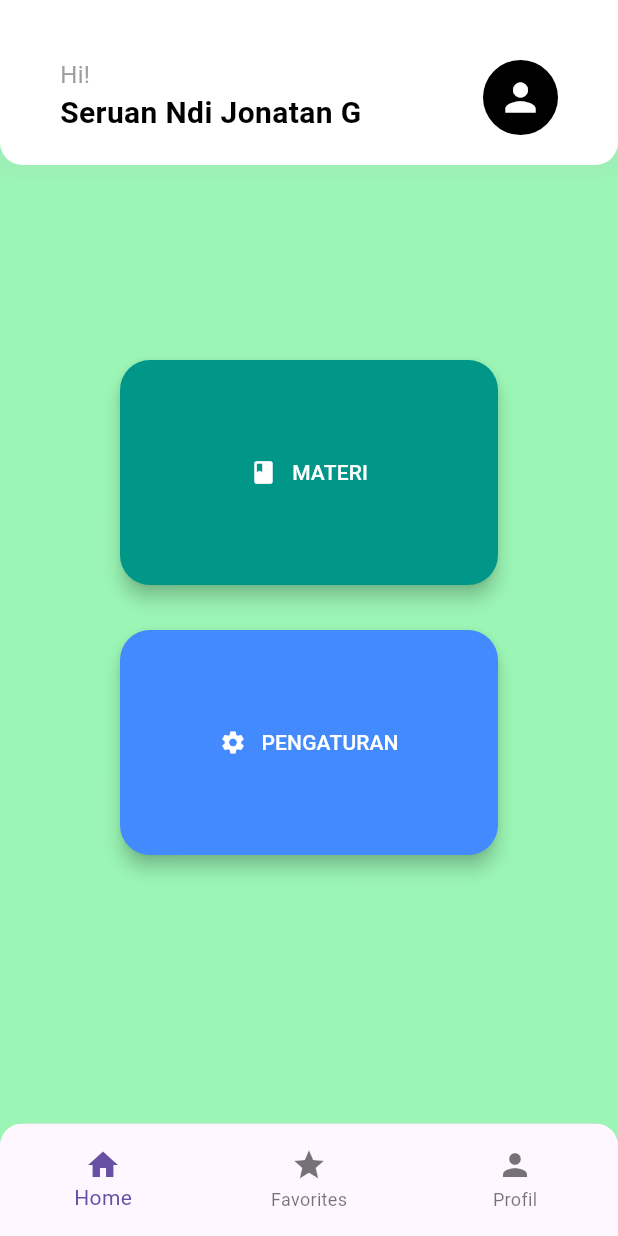
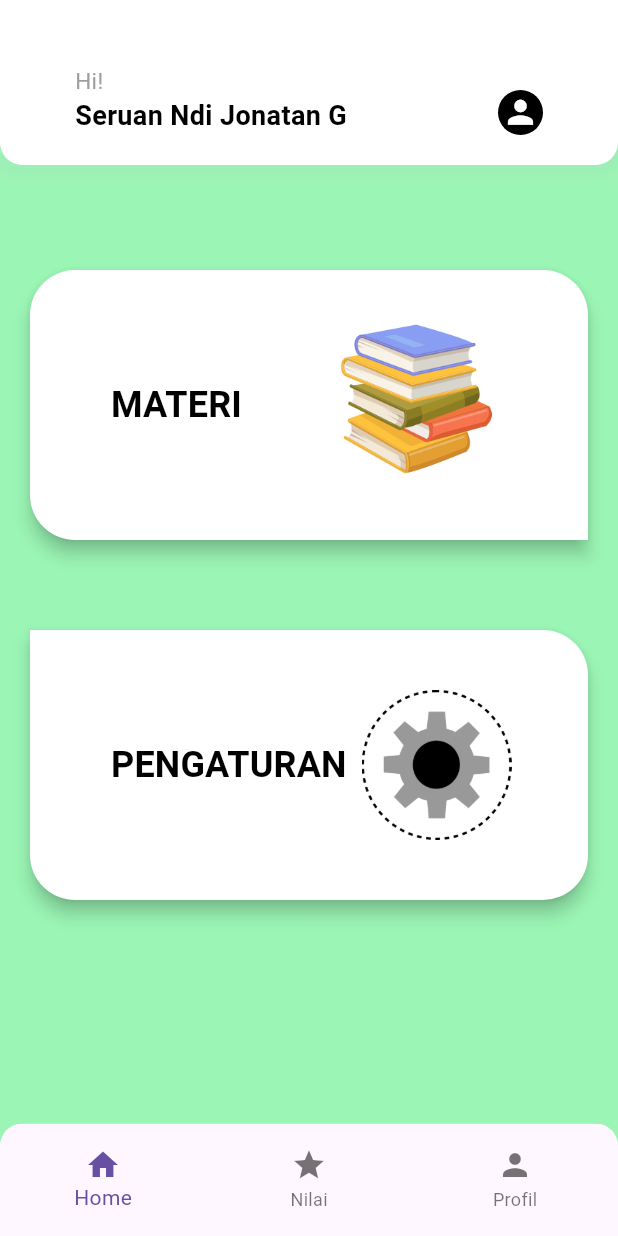
Before and after one commit to Ndi7/Media-Microlearning-Berbasis-Mobile, a Flutter app: the HomePage screen opened by its route, on a phone screen of 412 x 824 dp. Run offline on Flutter 3.47's test engine with Material 3 defaults, Android fonts, the light colour scheme and no system bars.

Commit message:
Done Login and Home Page

```diff
--- a/lib/home_page.dart
+++ b/lib/home_page.dart
@@ -20,7 +20,7 @@ appBar: PreferredSize(
             ],
           ),
           child: Padding(
-      padding: const EdgeInsets.symmetric(horizontal: 40.0, vertical: 20.0), // Tambahkan padding untuk jarak
+            padding: const EdgeInsets.symmetric(horizontal: 50.0, vertical: 20.0), // Kurangi padding
             child: Row(
               mainAxisAlignment: MainAxisAlignment.spaceBetween, // Mengatur elemen kiri dan kanan
               crossAxisAlignment: CrossAxisAlignment.end, // Rata bawah secara vertikal
@@ -32,14 +32,14 @@ appBar: PreferredSize(
                     Text(
                       'Hi!',
                       style: TextStyle(
-                  fontSize: 16, // Ukuran font untuk sapaan
+                        fontSize: 15, // Ukuran font untuk sapaan
                         color: Colors.grey, // Ubah warna teks menjadi abu-abu
                       ),
                     ),
                     Text(
                       'Seruan Ndi Jonatan G',
                       style: TextStyle(
-                  fontSize: 20, // Ukuran font untuk nama
+                        fontSize: 18, // Ukuran font untuk nama
                         fontWeight: FontWeight.bold, // Membuat teks tebal
                         color: Colors.black, // Warna teks hitam
                       ),
@@ -51,11 +51,11 @@ appBar: PreferredSize(
                     // Tambahkan fungsi aksi untuk ikon profil di sini
                   },
                   child: CircleAvatar(
-              radius: 25, // Ukuran lingkaran untuk ikon profil
+                    radius: 15, // Ukuran lingkaran untuk ikon profil
                     backgroundColor: Colors.black, // Warna latar belakang ikon
                     child: Icon(
                       Icons.person,
-                size: 30, // Ukuran ikon profil
+                      size: 25, // Ukuran ikon profil
                       color: Colors.white, // Warna ikon profil
                     ),
                   ),
@@ -65,66 +65,96 @@ appBar: PreferredSize(
           ),
         ),
       ),
-
-
       // Ubah warna latar belakang di sini
       backgroundColor: const Color.fromARGB(255, 155, 246, 181),  // Warna latar belakang hijau
-
       body: Padding(
-        padding: const EdgeInsets.all(80.0),
+        padding: const EdgeInsets.all(20.0), // Kurangi padding
         child: Column(
           children: [
-            SizedBox(height: 50),
+            SizedBox(height: 50), // Atur jarak vertikal lebih proporsional
 
             // Materi Button
             ElevatedButton(
               onPressed: () {
                 // Handle Materi action here
               },
+              child: Padding(
+                padding: EdgeInsets.all(30.0), // Padding keseluruhan di sekitar konten
                 child: Row(
-                mainAxisAlignment: MainAxisAlignment.center,
+                  mainAxisAlignment: MainAxisAlignment.spaceBetween,
                   children: [
-                  Icon(Icons.book, color: Colors.white),
-                  SizedBox(width: 10),
-                  Text('MATERI', style: TextStyle(color: Colors.white)),
+                    Text(
+                      'MATERI', style: TextStyle(color: Colors.black, fontSize: 24, fontWeight: FontWeight.bold, ),
+                    ),
+                    SizedBox(width: 10), // Jarak antara teks dan gambar
+                    Image.asset(
+                      'assets/images/mateributton.png', // Path gambar di folder assets
+                      width: 120, // Ukuran lebar gambar yang lebih wajar
+                      height: 120, // Ukuran tinggi gambar yang lebih wajar
+                      fit: BoxFit.cover, // Menyesuaikan gambar dengan kotaknya
+                    ),
                   ],
                 ),
+              ),
               style: ElevatedButton.styleFrom(
-                minimumSize: Size(double.infinity, 150),
-                backgroundColor: Colors.teal, // Adjusted color
+                minimumSize: Size(double.infinity, 180), // Ukuran tombol
+                backgroundColor: const Color.fromARGB(255, 255, 255, 255), // Warna tombol
                 shape: RoundedRectangleBorder(
-                  borderRadius: BorderRadius.circular(20), // Rounded corners
-                ),
-                elevation: 5, // Subtle shadow effect
+                  borderRadius: BorderRadius.only(
+                    topLeft: Radius.circular(30),  // Radius sudut kiri atas
+                    topRight: Radius.circular(30), // Radius sudut kanan atas
+                    bottomLeft: Radius.circular(30), // Radius sudut kiri bawah
+                    bottomRight: Radius.circular(0), // Radius sudut kanan bawah
                   ),
                 ),
-            SizedBox(height: 30),
+                elevation: 5, // Efek bayangan
+              ),
+            ),
+            SizedBox(height: 60), // Jarak vertikal antara tombol dan elemen lainnya
+
 
             // Pengaturan Button
             ElevatedButton(
               onPressed: () {
-                // Handle Pengaturan action here
+                // Handle Materi action here
               },
+              child: Padding(
+                padding: EdgeInsets.all(30.0), // Padding keseluruhan di sekitar konten
                 child: Row(
-                mainAxisAlignment: MainAxisAlignment.center,
+                  mainAxisAlignment: MainAxisAlignment.spaceBetween,
                   children: [
-                  Icon(Icons.settings, color: Colors.white),
-                  SizedBox(width: 10),
-                  Text('PENGATURAN', style: TextStyle(color: Colors.white)),
-                ],
+                    Text(
+                      'PENGATURAN', style: TextStyle(color: Colors.black, fontSize: 24, fontWeight: FontWeight.bold, ),
                     ),
-              style: ElevatedButton.styleFrom(
-                minimumSize: Size(double.infinity, 150),
-                backgroundColor: Colors.blueAccent, // Adjusted color
-                shape: RoundedRectangleBorder(
-                  borderRadius: BorderRadius.circular(20), // Rounded corners
-                ),
-                elevation: 5, // Subtle shadow effect
-              ),
+                    SizedBox(width: 10), // Jarak antara teks dan gambar
+                    Image.asset(
+                      'assets/images/pengaturanbutton.png', // Path gambar di folder assets
+                      width: 100, // Ukuran lebar gambar yang lebih wajar
+                      height: 100, // Ukuran tinggi gambar yang lebih wajar
+                      fit: BoxFit.cover, // Menyesuaikan gambar dengan kotaknya
                     ),
                   ],
                 ),
               ),
+              style: ElevatedButton.styleFrom(
+                minimumSize: Size(double.infinity, 180), // Ukuran tombol
+                backgroundColor: const Color.fromARGB(255, 255, 255, 255), // Warna tombol
+                shape: RoundedRectangleBorder(
+                  borderRadius: BorderRadius.only(
+                    topLeft: Radius.circular(00),  // Radius sudut kiri atas
+                    topRight: Radius.circular(30), // Radius sudut kanan atas
+                    bottomLeft: Radius.circular(30), // Radius sudut kiri bawah
+                    bottomRight: Radius.circular(30), // Radius sudut kanan bawah
+                  ),
+                ),
+                elevation: 5, // Efek bayangan
+              ),
+            ),
+            SizedBox(height: 40), // Jarak vertikal antara tombol dan elemen lainnya
+          ],
+        ),
+      ),
+
 
       bottomNavigationBar: ClipRRect(
         borderRadius: BorderRadius.vertical(top: Radius.circular(15)), // Atur radius
@@ -149,7 +179,7 @@ appBar: PreferredSize(
               ),
               BottomNavigationBarItem(
                 icon: Icon(Icons.star),
-                label: 'Favorites',
+                label: 'Nilai',
               ),
               BottomNavigationBarItem(
                 icon: Icon(Icons.person),
@@ -159,10 +189,6 @@ appBar: PreferredSize(
           ),
         ),
       ),
-
-
-
-
     );
   }
 }
--- a/pubspec.yaml
+++ b/pubspec.yaml
@@ -61,6 +61,8 @@ flutter:
   # To add assets to your application, add an assets section, like this:
   assets:
     - assets/images/login.jpeg
+    - assets/images/mateributton.png
+    - assets/images/pengaturanbutton.png
   #   - images/a_dot_ham.jpeg
 
   # An image asset can refer to one or more resolution-specific "variants", see
```
Also changed, not shown: assets/images/1.jpeg (deleted), assets/images/mateributton.png (added), assets/images/pengaturanbutton.png (added). Lines whose indentation alone changed are shown as unchanged.
